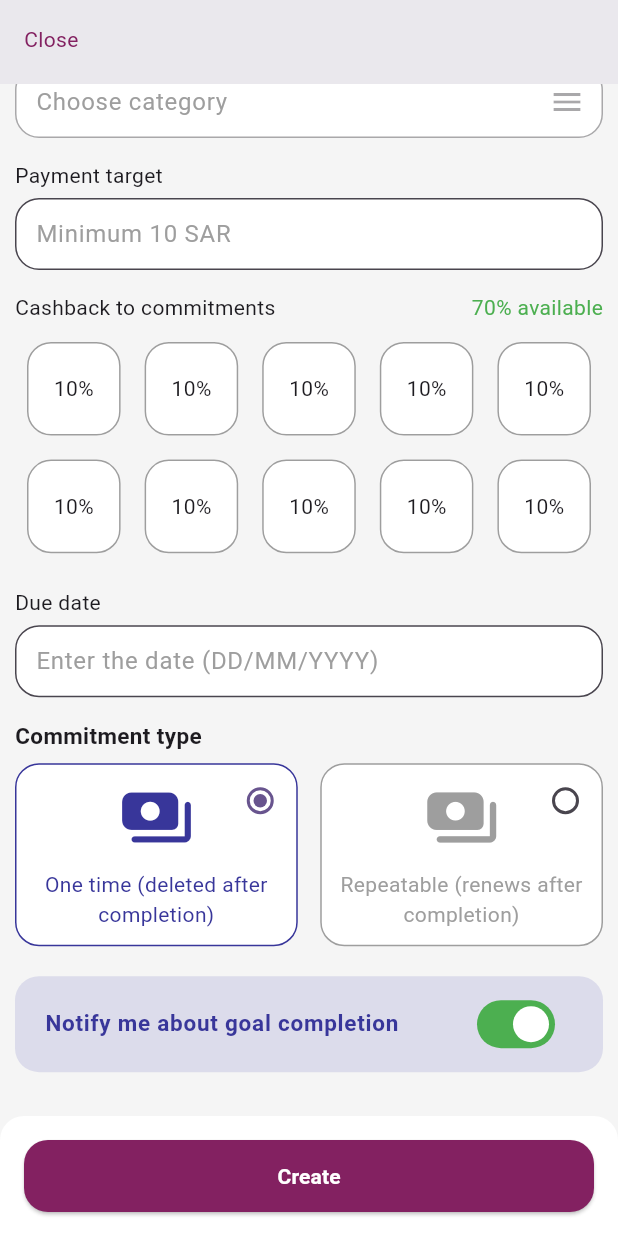
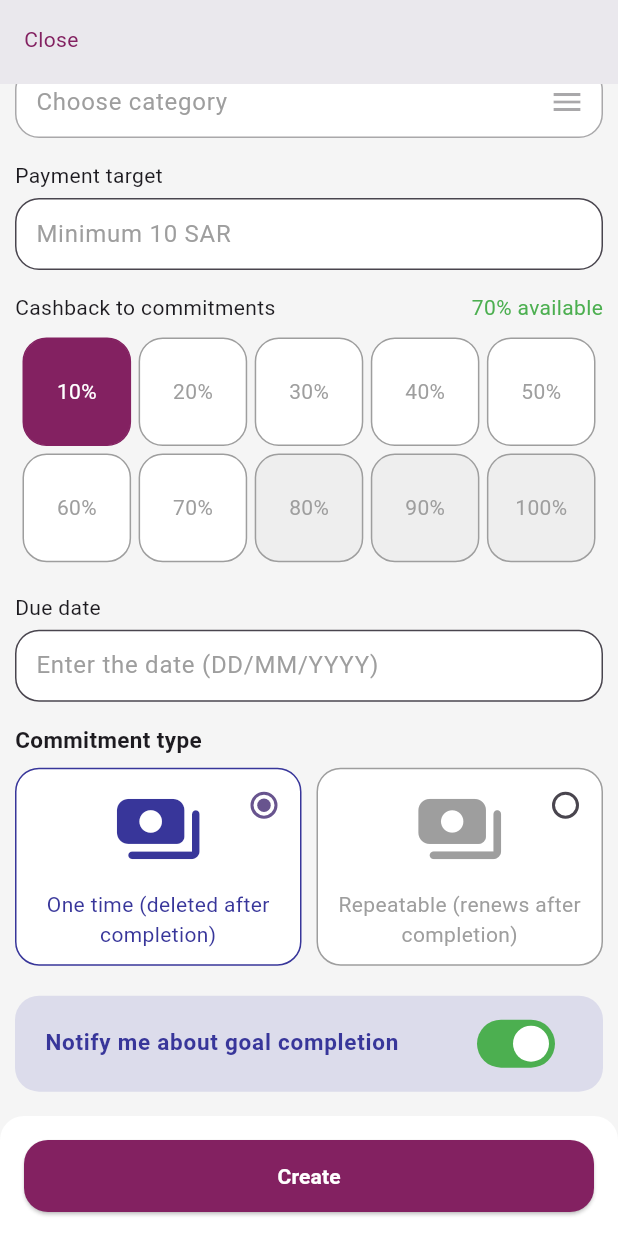
Before and after one commit to zamalex/payback, a Flutter app: the screen it shows after launch, scrolled down 256 dp, on a phone screen of 412 x 824 dp. Run offline on Flutter 3.47's test engine with Material 3 defaults, Android fonts, the phone set to English and light mode, and no system bars; our stand-ins replace pin_code_fields; missing offline and left inert: slide_switcher.

Commit message:
add new commitment final

```diff
--- a/lib/helpers/custom_widgets.dart
+++ b/lib/helpers/custom_widgets.dart
@@ -53,11 +53,17 @@ class _CustomTextFieldState extends State<CustomTextField> {
 class TextFieldButton extends StatelessWidget{
 
   String hinttext;
-  TextFieldButton({required this.hinttext});
+  Function onTap;
+  TextFieldButton({required this.hinttext,required this.onTap});
 
   @override
    Widget build(BuildContext context) {
-      return Container(
+      return InkWell(
+
+        onTap: (){
+          onTap();
+        },
+        child: Container(
           height: 48.0,
           child: TextField(
             enabled: false,
@@ -81,6 +87,7 @@ class TextFieldButton extends StatelessWidget{
                 onPressed: () {
 
                 },
+              ),
             ),
           ),
         ),
--- a/lib/screens/new_commitment_screen.dart
+++ b/lib/screens/new_commitment_screen.dart
@@ -14,6 +14,7 @@ class NewCommitmentScreen extends StatefulWidget {
 class _NewCommitmentScreenState extends State<NewCommitmentScreen> {
   int selected =0;
   int type = 0;
+  int selectedPercentage = 0;
 
   @override
   Widget build(BuildContext context) {
@@ -65,7 +66,9 @@ class _NewCommitmentScreenState extends State<NewCommitmentScreen> {
                     SizedBox(height: 15,),
                     Text('Enter SADAD'),
                     SizedBox(height: 5,),
-                    TextFieldButton(hinttext: 'Choose category'),
+                    TextFieldButton(hinttext: 'Choose category',onTap: (){
+                      showCategoriesSheet(context);
+                    },),
                     SizedBox(height: 15,),
                     Text('Payment target'),
                     SizedBox(height: 5,),
@@ -81,20 +84,31 @@ class _NewCommitmentScreenState extends State<NewCommitmentScreen> {
                     ),
                     SizedBox(height: 5,),
                     GridView.count(
+
+                      padding: EdgeInsets.all(5),
+                        crossAxisSpacing: 5,
+                        mainAxisSpacing: 5,
                         crossAxisCount: 5,
                         shrinkWrap: true,
                         children: List.generate(10, (index) {
-                          return Container(
-                            margin: EdgeInsets.all(4),
-                            child: Card(
-                              elevation: 0,
-                                color: Colors.white,
-                                shape: RoundedRectangleBorder(
-                                    borderRadius: BorderRadius.circular(16),
-                                    side: BorderSide(color: Colors.grey,width: 1)
-                                ),
+                          return InkWell(
+                            onTap: (){
+                              if(((index+1)*10)<=70)
+                              setState(() {
+                                selectedPercentage=index;
+                              });
+                            },
+                            child: Container(
+                              decoration: BoxDecoration(
+                                color: ((index+1)*10)>70?Colors.grey.shade200:selectedPercentage==index?kPurpleColor:Colors.white,
+                                  borderRadius: BorderRadius.circular(16),
+                                border: Border.all(color: selectedPercentage==index?kPurpleColor:Colors.grey,width: 1)
+
+                              ),
+                              margin: EdgeInsets.all(0),
                                 child: Center(
-                                    child: Text('10%'))),
+                                    child: Text('${((index+1)*10)}%',style: TextStyle(color: selectedPercentage==index?Colors.white:Colors.grey),)),
+                            ),
                           );})),
                     SizedBox(height: 15,),
                     Text('Due date'),
@@ -113,7 +127,7 @@ class _NewCommitmentScreenState extends State<NewCommitmentScreen> {
                           });
                         },)),
 
-                        SizedBox(width: 15,),
+                        SizedBox(width: 10,),
                         Expanded(child: PaymentType(myIndex: 1,selectedIndex:type,txt:'Repeatable (renews after completion)',onTap: (){
                           setState(() {
                             type=1;
@@ -156,6 +170,51 @@ class _NewCommitmentScreenState extends State<NewCommitmentScreen> {
       ),
     );
   }
+
+
+  void showCategoriesSheet(BuildContext context) {
+    showModalBottomSheet(
+      backgroundColor: Colors.white,
+      context: context,
+      shape: RoundedRectangleBorder(
+        borderRadius: BorderRadius.only(
+          topLeft: Radius.circular(16.0),
+          topRight: Radius.circular(16.0),
+        ),
+      ),
+      builder: (BuildContext context) {
+        return Container(
+          decoration:BoxDecoration( borderRadius: BorderRadius.only(
+            topLeft: Radius.circular(16.0),
+            topRight: Radius.circular(16.0),
+          ),color: Colors.white) ,
+          padding: EdgeInsets.all(16.0),
+          child: Column(
+            crossAxisAlignment: CrossAxisAlignment.start,
+            mainAxisSize: MainAxisSize.min,
+            children: [
+              Text('Select category',style: TextStyle(fontSize: 30,fontWeight: FontWeight.bold),),
+              SizedBox(height: 10,)
+            ]..addAll(List.generate(3, (index) =>   Column(
+              children: [
+                ListTile(
+                  contentPadding: EdgeInsets.zero,
+                  dense: true,
+                  leading: Icon(Icons.airplanemode_active,color: kPurpleColor,),
+                  title: Text('Category Name',style: TextStyle(fontSize: 15),),
+                  onTap: () {
+                    // Handle settings tile tap
+                  },
+                ),
+                index<2?Divider():Container()
+              ],
+            ),)
+          )),
+        );
+      },
+    );
+  }
+
 }
 
 
@@ -181,7 +240,7 @@ class PaymentType extends StatelessWidget {
                 margin: EdgeInsets.only(top: 10),
                 child: Column(
                   children: [
-                    Icon(Icons.payments_rounded,size: 50,color: myIndex==selectedIndex?kBlueColor:Colors.grey,),
+                    Icon(Icons.payments_rounded,size: 60,color: myIndex==selectedIndex?kBlueColor:Colors.grey,),
                     Container(
                         margin: EdgeInsets.all(10),
                         child: Text(txt,textAlign: TextAlign.center,style: TextStyle(color: myIndex==selectedIndex?kBlueColor:Colors.grey),))
```
Lines whose indentation alone changed are shown as unchanged.
